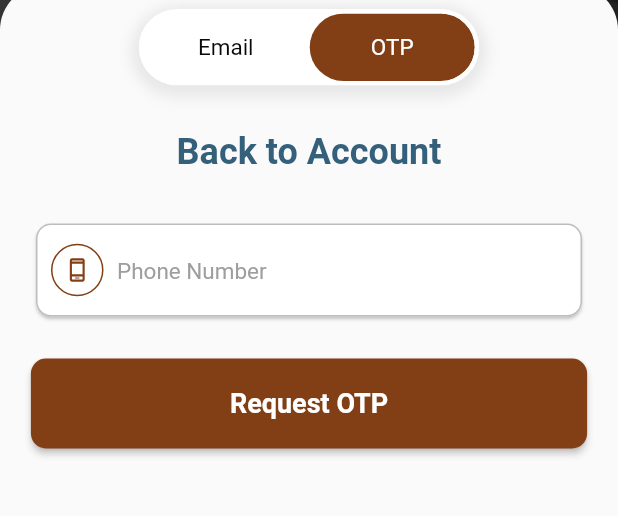
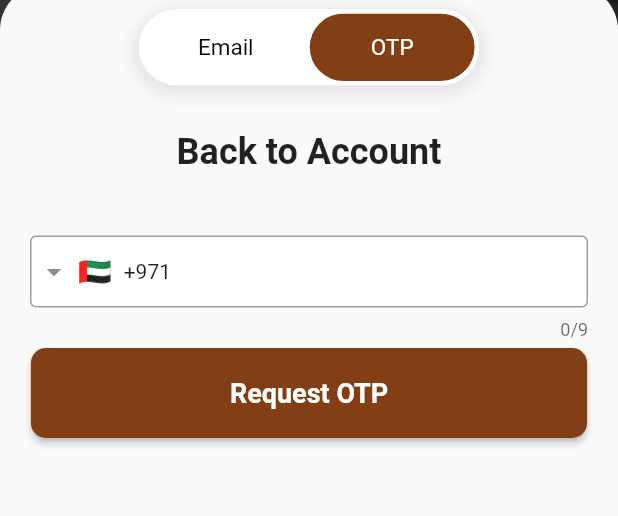
Before and after one commit to huzaifaa786/furniture_app, a Flutter app: the screen it shows after launch, after a tap on "OTP", on a phone screen of 412 x 824 dp, the part 255-771 px from its top. Run offline on Flutter 3.47's test engine with Material 2 defaults, Android fonts, the light colour scheme and no system bars; drawn by our look-alikes of intl_phone_field, toggle_switch; our stand-ins replace badges, cached_network_image, carousel_indicator, carousel_slider, cloud_firestore, firebase_auth and 15 more; missing offline and left inert: flutter_stripe, is_first_run; accounts and stored records are empty; Roboto replaces fonts that are missing (Mazzard); project files that could hold a hidden picture were left out.

Commit message:
Adil, 10/08/2023

```diff
--- a/lib/screen/login/login_screen.dart
+++ b/lib/screen/login/login_screen.dart
@@ -10,7 +10,9 @@
 import 'package:furniture/values/Validator.dart';
 import 'package:furniture/values/colors.dart';
 import 'package:get/get.dart';
+import 'package:intl_phone_field/countries.dart';
 import 'package:toggle_switch/toggle_switch.dart';
+import 'package:intl_phone_field/intl_phone_field.dart';
 
 class LoginScreen extends StatefulWidget {
   const LoginScreen({super.key});
@@ -25,6 +27,7 @@
   getindex(id) async {
     setState(() {
       index = id;
+      loginController.clear();
     });
   }
 
@@ -96,12 +99,11 @@
                                 minHeight: 45,
                                 cornerRadius: 40,
                                 changeOnTap: true,
-                                inactiveFgColor:
-                                    const Color.fromARGB(255, 9, 9, 9),
+                                inactiveFgColor: Color.fromARGB(255, 9, 9, 9),
                                 activeFgColor:
-                                    const Color.fromARGB(255, 255, 255, 255),
+                                    Color.fromARGB(255, 255, 255, 255),
                                 inactiveBgColor:
-                                    const Color.fromARGB(255, 255, 255, 255),
+                                    Color.fromARGB(255, 255, 255, 255),
                                 activeBgColor: const [mainColor],
                                 activeBorders: [
                                   Border.all(
@@ -213,6 +215,10 @@
                                                   ),
                                                   InkWell(
                                                     onTap: () {
+                                                      signUpController.clear();
+                                                      signUpController
+                                                              .validateSignUpForm =
+                                                          false.obs;
                                                       Get.to(() =>
                                                           RegisterScreen());
                                                     },
@@ -304,27 +310,69 @@
                                             'Back to Account',
                                             style: TextStyle(
                                                 fontSize: 24,
-                                                fontWeight: FontWeight.w600,
-                                                color: greenish),
+                                                fontWeight: FontWeight.w600),
                                           ),
                                         ),
                                         Padding(
                                           padding:
-                                              const EdgeInsets.only(bottom: 24),
-                                          child: InputField1(
-                                            icon: 'assets/images/phone.svg',
-                                            hint: 'Phone Number',
+                                              const EdgeInsets.only(top: 12),
+                                          child: Container(
+                                            height: 75,
+                                            child: IntlPhoneField(
+                                              style: TextStyle(fontSize: 14),
+                                              controller: loginController.phone,
+                                              decoration: const InputDecoration(
+                                                contentPadding: EdgeInsets.only(
+                                                    bottom: 0.5),
+                                                hintStyle:
+                                                    TextStyle(fontSize: 12),
+                                                filled: true,
+                                                fillColor: white,
+                                                border: OutlineInputBorder(
+                                                  borderSide: BorderSide(),
+                                                ),
+                                                enabledBorder:
+                                                    OutlineInputBorder(
+                                                  borderSide: BorderSide(
+                                                      color: Colors.grey),
+                                                ),
+                                                focusedBorder:
+                                                    OutlineInputBorder(
+                                                  borderSide: BorderSide(
+                                                      color: Colors.grey),
+                                                ),
+                                              ),
+                                              initialCountryCode: 'AE',
+                                              onChanged: (phone) {
+                                                if (countries
+                                                        .firstWhere((element) =>
+                                                            element.code ==
+                                                            phone
+                                                                .countryISOCode)
+                                                        .maxLength ==
+                                                    phone.number.length) {
+                                                  loginController
+                                                          .completePhone =
+                                                      phone.completeNumber;
+                                                } else {
+                                                  loginController
+                                                      .completePhone = null;
+                                                }
+                                              },
+                                              keyboardType: TextInputType.phone,
+                                            ),
                                           ),
                                         ),
                                         LargeButton(
                                           title: 'Request OTP',
                                           sreenRatio: 0.9,
                                           onPressed: () {
-                                            // Navigator.push(
-                                            //     context,
-                                            //     MaterialPageRoute(
-                                            //       builder: (context) => VerifyPhone(),
-                                            //     ));
+                                            if (loginController.completePhone ==
+                                                null) {
+                                            } else {
+                                              loginController
+                                                  .sendTokenforSignUP();
+                                            }
                                           },
                                           textcolor: Colors.white,
                                           buttonWidth: 0.95,
--- a/pubspec.yaml
+++ b/pubspec.yaml
@@ -70,6 +70,7 @@
   http: ^1.1.0
   flutter_dotenv: ^5.1.0
   flutter_stripe: ^9.3.0
+  intl_phone_field: ^3.2.0
 
 dev_dependencies:
   flutter_test:
```
Also changed, not shown: lib/screen/login/login_controller.dart (+79 -25 lines), lib/screen/login/otpscreen.dart (+11 -11 lines), lib/screen/setting/setting.dart (+1 -18 lines), lib/services/auth_service.dart (+62 -2 lines), assets/images/otplogo.png (added), pubspec.lock.
